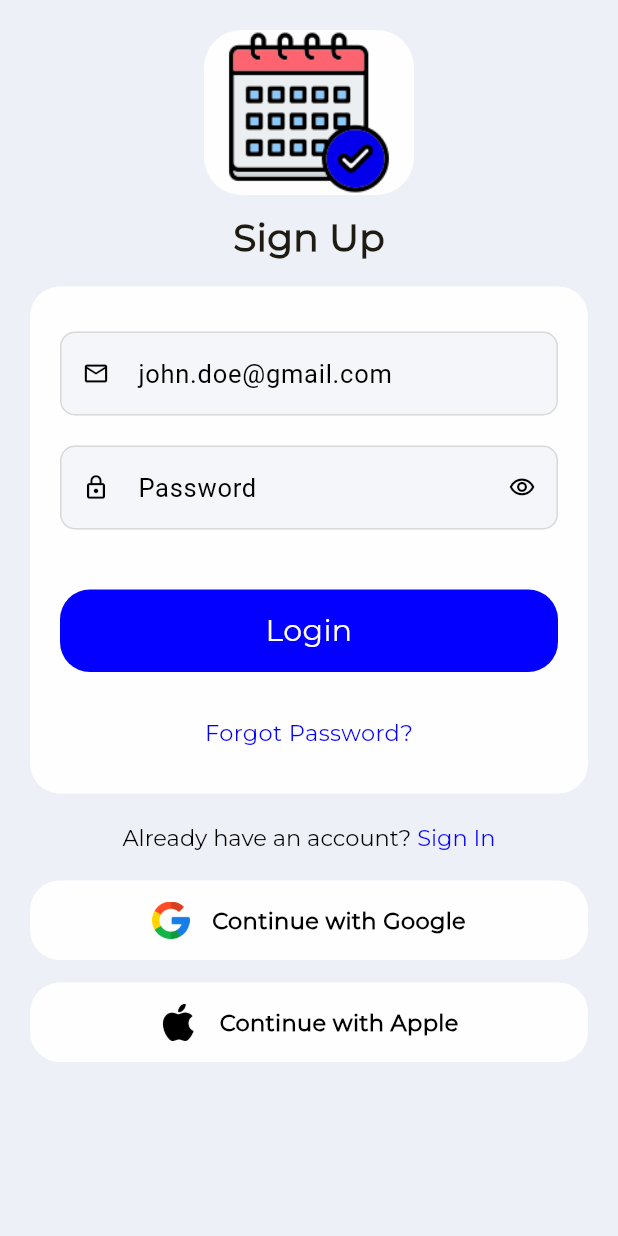
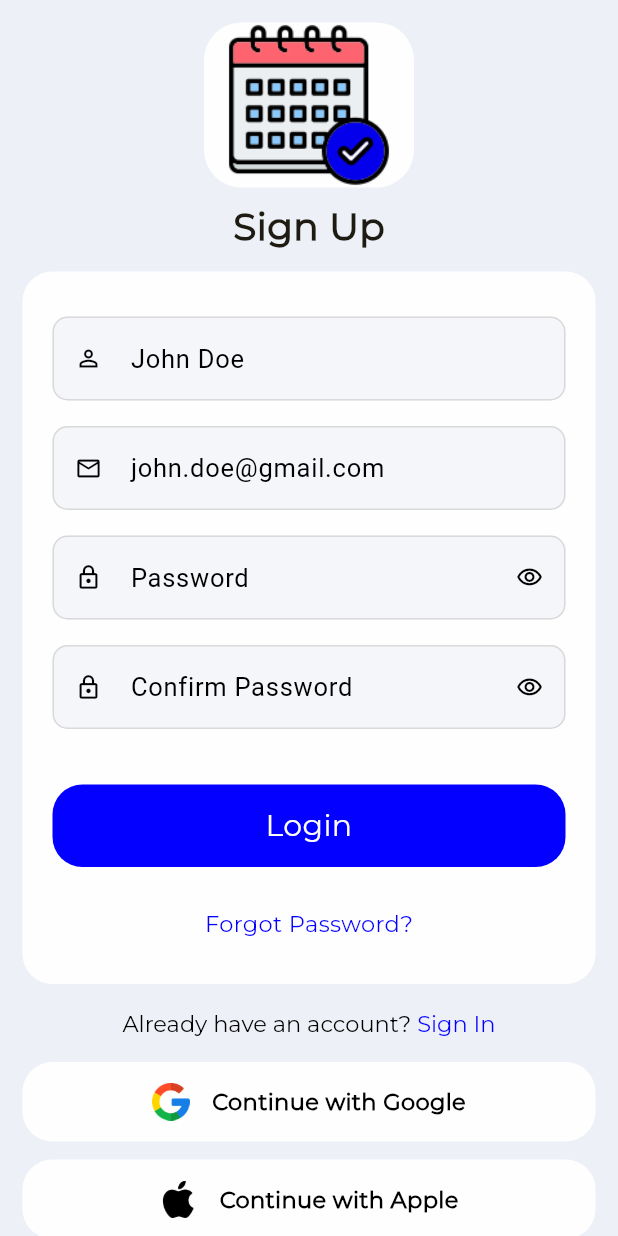
Before and after one commit to Ibraheem-MuhammedAmeen/Subscribtion_Reminder, a Flutter app: the screen it shows after launch, after a tap on "Get Started", on a phone screen of 412 x 824 dp. Run offline on Flutter 3.47's test engine with Material 3 defaults, Android fonts, the phone set to English and light mode, and no system bars; our stand-ins replace google_nav_bar, smooth_page_indicator, supabase_flutter; accounts and stored records are empty; project files that could hold a hidden picture were left out.

Commit message:
finished working on the sign up ui

```diff
--- a/lib/features/authentication/screen/sign_up.dart
+++ b/lib/features/authentication/screen/sign_up.dart
@@ -1,9 +1,11 @@
 import 'package:flutter/cupertino.dart';
+import 'package:flutter/gestures.dart';
 import 'package:flutter/material.dart';
 import 'package:subscribtion_reminder/core/theme/app_text_theme.dart';
 import 'package:subscribtion_reminder/core/utils/text_validations.dart';
 import 'package:subscribtion_reminder/core/widgets/app_textfield.dart';
 import 'package:subscribtion_reminder/core/widgets/social_auth_button.dart';
+import 'package:subscribtion_reminder/features/authentication/screen/sign_in.dart';
 
 class SignUp extends StatefulWidget {
   const SignUp({super.key});
@@ -23,7 +25,7 @@ class _SignUpState extends State<SignUp> {
       backgroundColor: const Color.fromARGB(255, 237, 240, 246),
       body: SingleChildScrollView(
         child: Padding(
-          padding: EdgeInsets.all(20),
+          padding: EdgeInsets.all(15),
           child: SafeArea(
             child: Column(
               mainAxisSize: MainAxisSize.min,
@@ -40,9 +42,9 @@ class _SignUpState extends State<SignUp> {
                   child: Image.asset('assets/img/calendar.png', height: 110),
                 ),
 
-                SizedBox(height: 10),
+                SizedBox(height: 8),
                 Text('Sign Up', style: headline2),
-                SizedBox(height: 15),
+                SizedBox(height: 12),
                 Container(
                   decoration: BoxDecoration(
                     color: Color(0XFFFEFEFE),
@@ -63,6 +65,22 @@ class _SignUpState extends State<SignUp> {
                           AppTextField(
                             bgColor: const Color(0XFFF4F6F9),
                             controller: emailController,
+                            prefixIcon: const Icon(Icons.person_outline),
+
+                            hintText: "John Doe",
+                            hintColor: Colors.black,
+                            hintFontSize: 17,
+                            validator: (value) {
+                              if (!TextValidation.isEmailValid(value)) {
+                                return "Please provide a valid email";
+                              }
+                              return null;
+                            },
+                          ),
+                          SizedBox(height: 7),
+                          AppTextField(
+                            bgColor: const Color(0XFFF4F6F9),
+                            controller: emailController,
                             prefixIcon: const Icon(Icons.email_outlined),
 
                             hintText: "john.doe@gmail.com",
@@ -75,7 +93,7 @@ class _SignUpState extends State<SignUp> {
                               return null;
                             },
                           ),
-                          SizedBox(height: 10),
+                          SizedBox(height: 7),
                           AppTextField(
                             controller: passwordController,
                             bgColor: const Color(0XFFF4F6F9),
@@ -103,7 +121,38 @@ class _SignUpState extends State<SignUp> {
                               return null;
                             },
                           ),
-                          SizedBox(height: 30),
+                          SizedBox(height: 7),
+                          AppTextField(
+                            controller: passwordController,
+                            bgColor: const Color(0XFFF4F6F9),
+
+                            obscureText: !passwordVisible,
+                            prefixIcon: const Icon(Icons.lock_outline),
+                            suffixIcon: GestureDetector(
+                              onTap: () => setState(
+                                () => passwordVisible = !passwordVisible,
+                              ),
+                              child: Icon(
+                                passwordVisible
+                                    ? Icons.visibility_off_outlined
+                                    : Icons.visibility_outlined,
+                              ),
+                            ),
+                            hintText: "Confirm Password",
+                            hintFontSize: 17,
+                            hintColor: Colors.black,
+                            validator: (value) {
+                              if (value == null || value.length < 6) {
+                                return "Please provide a complete password";
+                              }
+                              if (value != passwordController.text) {
+                                return "Passwords do not match";
+                              }
+
+                              return null;
+                            },
+                          ),
+                          SizedBox(height: 27),
                           GestureDetector(
                             child: Container(
                               height: 55,
@@ -130,7 +179,7 @@ class _SignUpState extends State<SignUp> {
                               ),
                             ),
                           ),
-                          SizedBox(height: 20),
+                          SizedBox(height: 17),
                           Text(
                             "Forgot Password?",
                             style: TextStyle(
@@ -147,7 +196,7 @@ class _SignUpState extends State<SignUp> {
                     ),
                   ),
                 ),
-                SizedBox(height: 20),
+                SizedBox(height: 17),
                 RichText(
                   text: TextSpan(
                     text: "Already have an account? ",
@@ -170,41 +219,27 @@ class _SignUpState extends State<SignUp> {
 
                           fontStyle: FontStyle.normal,
                         ),
+                        recognizer: TapGestureRecognizer()
+                          ..onTap = () {
+                            // Navigate here
+                            Navigator.push(
+                              context,
+                              MaterialPageRoute(builder: (context) => SignIn()),
+                            );
+                          },
                       ),
                     ],
                   ),
                 ),
-                // Text(
-                //   "Don't have an account?",
-                //   style: TextStyle(
-                //     color: const Color.fromARGB(255, 0, 0, 0),
-                //     fontSize: 15,
-                //     fontFamily: 'Montserrat',
-                //     fontWeight: FontWeight.w400,
 
-                //     fontStyle: FontStyle.normal,
-                //   ),
-                // ),
-                // SizedBox(height: 10),
-                // Text(
-                //   "Sign Up",
-                //   style: TextStyle(
-                //     color: const Color.fromARGB(255, 4, 0, 255),
-                //     fontSize: 25,
-                //     fontFamily: 'Montserrat',
-                //     fontWeight: FontWeight.w500,
-
-                //     fontStyle: FontStyle.normal,
-                //   ),
-                // ),
-                SizedBox(height: 20),
+                SizedBox(height: 17),
 
                 socialAuthButton(
                   text: "Continue with Google",
                   imagePath: 'assets/icons/google.png',
                   onPressed: () {},
                 ),
-                SizedBox(height: 15),
+                SizedBox(height: 12),
                 socialAuthButton(
                   text: "Continue with Apple",
                   imagePath: 'assets/icons/apple-logo.png',
```
